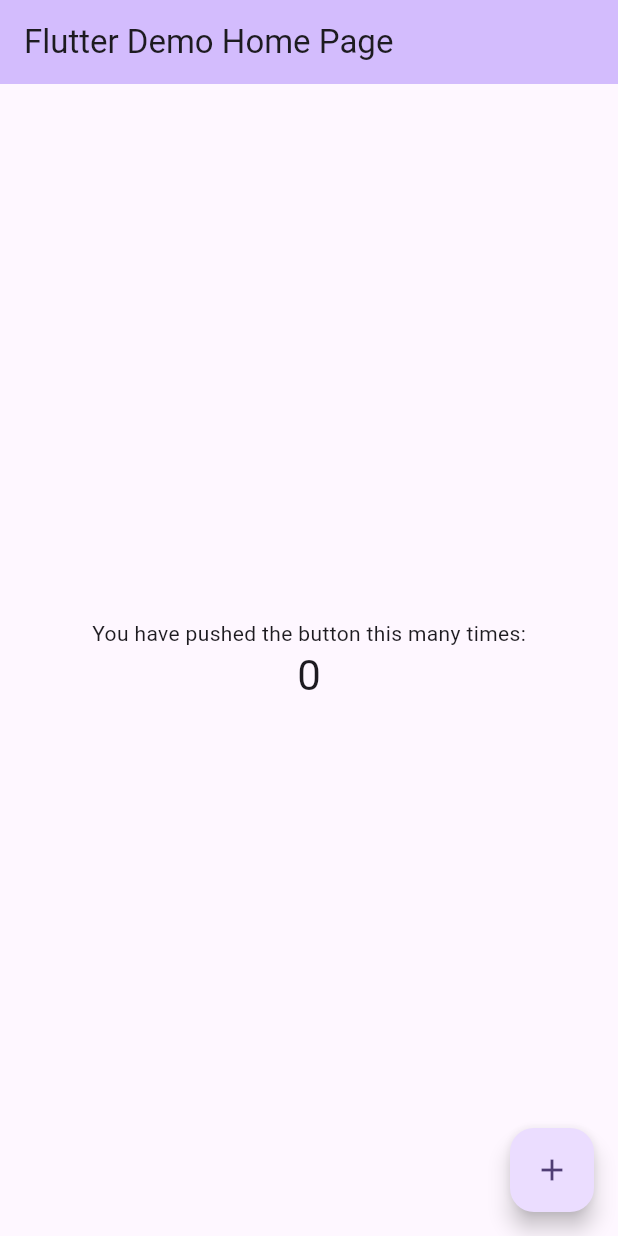
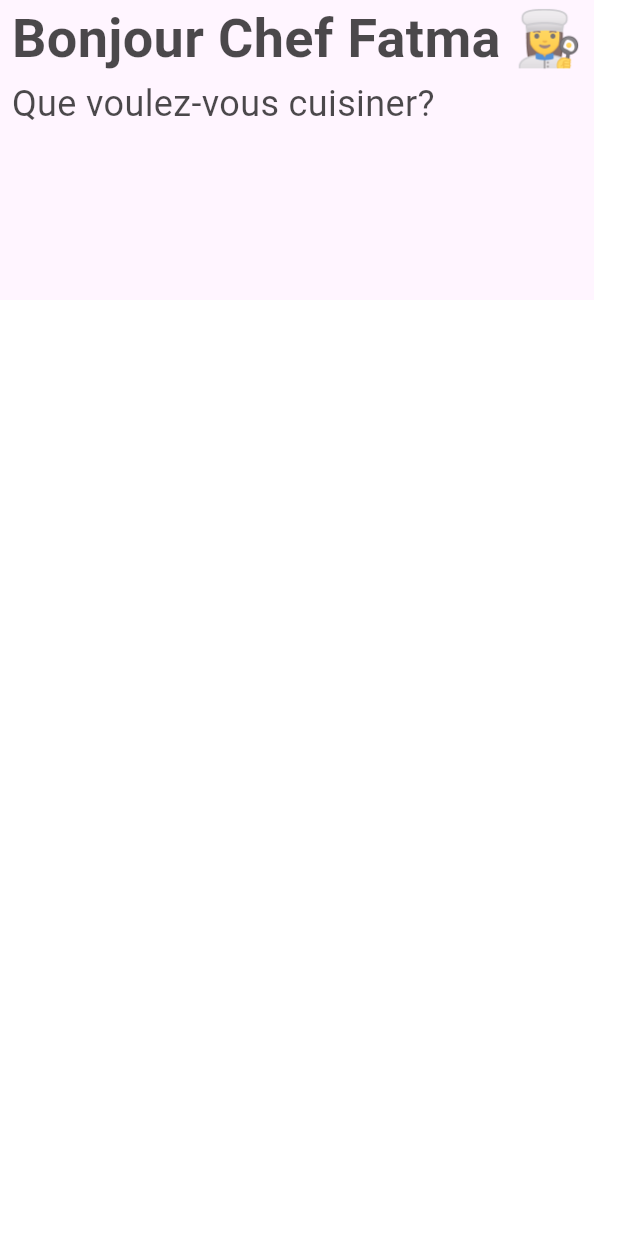
Before and after one commit to MaryamMichel/recette_app, a Flutter app: the screen it shows after launch, on a phone screen of 412 x 824 dp. Run offline on Flutter 3.47's test engine with Material 3 defaults, Android fonts, the phone set to English and light mode, and no system bars.

Commit message:
add headerpage

```diff
--- a/lib/main.dart
+++ b/lib/main.dart
@@ -1,4 +1,6 @@
 import 'package:flutter/material.dart';
+import 'package:recette_app/screens/home_page.dart';
+
 
 void main() {
   runApp(const MyApp());
@@ -7,116 +9,12 @@ void main() {
 class MyApp extends StatelessWidget {
   const MyApp({super.key});
 
-  // This widget is the root of your application.
   @override
   Widget build(BuildContext context) {
     return MaterialApp(
-      title: 'Flutter Demo',
-      theme: ThemeData(
-        // This is the theme of your application.
-        //
-        // TRY THIS: Try running your application with "flutter run". You'll see
-        // the application has a purple toolbar. Then, without quitting the app,
-        // try changing the seedColor in the colorScheme below to Colors.green
-        // and then invoke "hot reload" (save your changes or press the "hot
-        // reload" button in a Flutter-supported IDE, or press "r" if you used
-        // the command line to start the app).
-        //
-        // Notice that the counter didn't reset back to zero; the application
-        // state is not lost during the reload. To reset the state, use hot
-        // restart instead.
-        //
-        // This works for code too, not just values: Most code changes can be
-        // tested with just a hot reload.
-        colorScheme: ColorScheme.fromSeed(seedColor: Colors.deepPurple),
-      ),
-      home: const MyHomePage(title: 'Flutter Demo Home Page'),
+      title: 'Flutter recette app',
+      debugShowCheckedModeBanner: false,
+      home: HomePage(),
     );
   }
 }
-
-class MyHomePage extends StatefulWidget {
-  const MyHomePage({super.key, required this.title});
-
-  // This widget is the home page of your application. It is stateful, meaning
-  // that it has a State object (defined below) that contains fields that affect
-  // how it looks.
-
-  // This class is the configuration for the state. It holds the values (in this
-  // case the title) provided by the parent (in this case the App widget) and
-  // used by the build method of the State. Fields in a Widget subclass are
-  // always marked "final".
-
-  final String title;
-
-  @override
-  State<MyHomePage> createState() => _MyHomePageState();
-}
-
-class _MyHomePageState extends State<MyHomePage> {
-  int _counter = 0;
-
-  void _incrementCounter() {
-    setState(() {
-      // This call to setState tells the Flutter framework that something has
-      // changed in this State, which causes it to rerun the build method below
-      // so that the display can reflect the updated values. If we changed
-      // _counter without calling setState(), then the build method would not be
-      // called again, and so nothing would appear to happen.
-      _counter++;
-    });
-  }
-
-  @override
-  Widget build(BuildContext context) {
-    // This method is rerun every time setState is called, for instance as done
-    // by the _incrementCounter method above.
-    //
-    // The Flutter framework has been optimized to make rerunning build methods
-    // fast, so that you can just rebuild anything that needs updating rather
-    // than having to individually change instances of widgets.
-    return Scaffold(
-      appBar: AppBar(
-        // TRY THIS: Try changing the color here to a specific color (to
-        // Colors.amber, perhaps?) and trigger a hot reload to see the AppBar
-        // change color while the other colors stay the same.
-        backgroundColor: Theme.of(context).colorScheme.inversePrimary,
-        // Here we take the value from the MyHomePage object that was created by
-        // the App.build method, and use it to set our appbar title.
-        title: Text(widget.title),
-      ),
-      body: Center(
-        // Center is a layout widget. It takes a single child and positions it
-        // in the middle of the parent.
-        child: Column(
-          // Column is also a layout widget. It takes a list of children and
-          // arranges them vertically. By default, it sizes itself to fit its
-          // children horizontally, and tries to be as tall as its parent.
-          //
-          // Column has various properties to control how it sizes itself and
-          // how it positions its children. Here we use mainAxisAlignment to
-          // center the children vertically; the main axis here is the vertical
-          // axis because Columns are vertical (the cross axis would be
-          // horizontal).
-          //
-          // TRY THIS: Invoke "debug painting" (choose the "Toggle Debug Paint"
-          // action in the IDE, or press "p" in the console), to see the
-          // wireframe for each widget.
-          mainAxisAlignment: MainAxisAlignment.center,
-          children: <Widget>[
-            const Text('You have pushed the button this many times:'),
-            Text(
-              '$_counter',
-              style: Theme.of(context).textTheme.headlineMedium,
-            ),
-          ],
-        ),
-      ),
-      floatingActionButton: FloatingActionButton(
-        onPressed: _incrementCounter,
-        tooltip: 'Increment',
-        child: const Icon(Icons.add),
-      ), // This trailing comma makes auto-formatting nicer for build methods.
-    );
-  }
-}
--- /dev/null
+++ b/lib/screens/home_page.dart
@@ -0,0 +1,21 @@
+import 'package:flutter/material.dart';
+
+import '../widgets/header.dart';
+
+class HomePage extends StatelessWidget {
+  const HomePage({super.key});
+
+  @override
+  Widget build(BuildContext context) {
+    return Scaffold(
+      backgroundColor:  Colors.white70,
+      body: SingleChildScrollView(
+        child: Column(
+          children: [
+           Header(),
+                ],
+              ),
+            ),
+        );
+  }
+}
--- /dev/null
+++ b/lib/widgets/header.dart
@@ -0,0 +1,46 @@
+import 'package:flutter/material.dart';
+
+class Header extends StatelessWidget {
+  const Header({super.key});
+
+  @override
+  Widget build(BuildContext context) {
+    return  Container(
+        color: Color(0xFF548FF),
+        height: 200,
+        child: SizedBox(
+          width: MediaQuery.of(context).size.width - 16 ,
+          child: Column(
+              children: [
+                Column(
+                  crossAxisAlignment: CrossAxisAlignment.start,
+                   mainAxisAlignment: MainAxisAlignment.start,
+                  children: [
+                    Text(
+                      "Bonjour Chef Fatma 👩‍🍳",
+                      style: TextStyle(
+                        fontSize: 36,
+                        color: Colors.black.withAlpha(180),
+                        fontWeight: FontWeight.bold,
+                      ),
+                    ),
+                    Text(
+                      "Que voulez-vous cuisiner? ",
+                      style: TextStyle(
+                        fontSize: 24,
+                        color: Colors.black.withAlpha(180),
+
+                      ),
+                    )
+                  ],
+                )
+
+              ],
+
+          ),
+
+    ),
+    );
+
+  }
+}
```
Also changed, not shown: assets/i.jpg (added).
